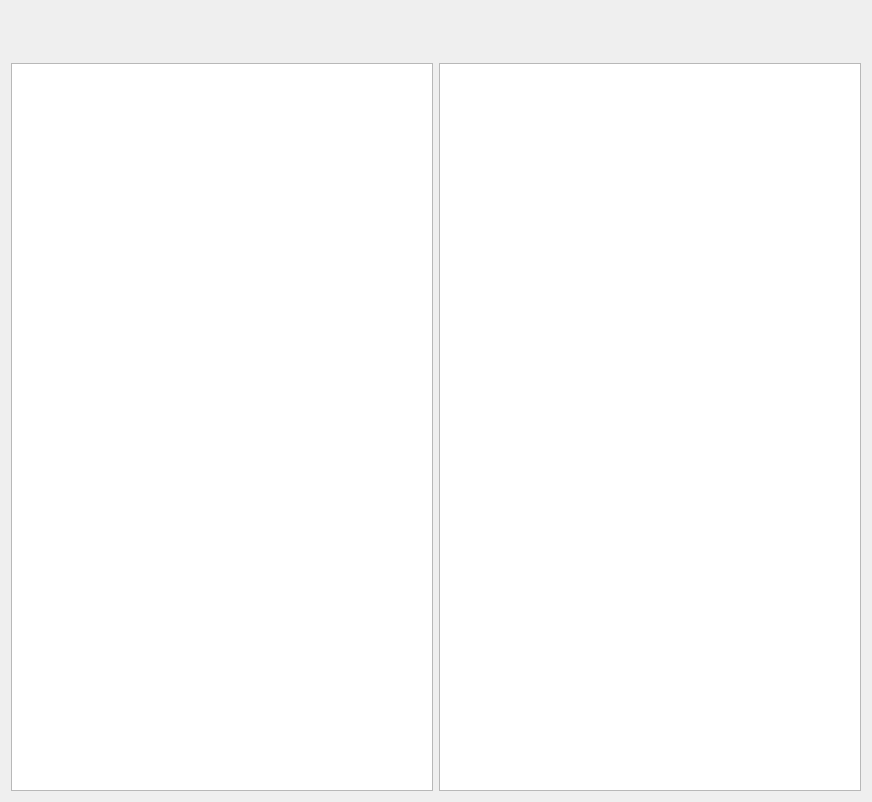
First picture: the form in election_gui/ConstituencyDrillDownWidget.ui, repository BrendanNolan/Election_Poll_App, before the edit.
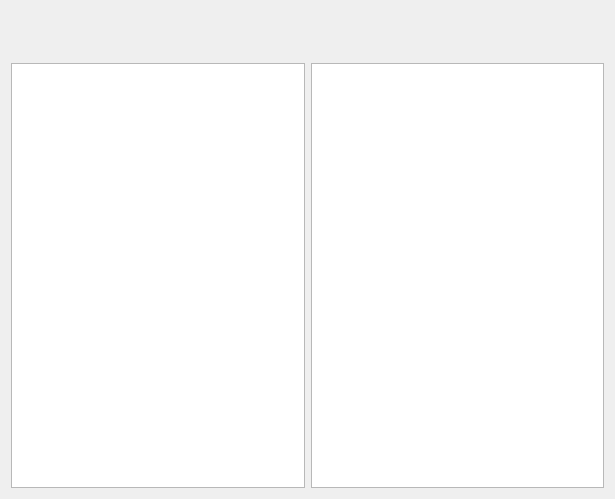
Second picture: the form after the edit. Custom widgets are drawn as their Qt base class.

Diff of the .ui file:
```diff
--- a/election_gui/ConstituencyDrillDownWidget.ui
+++ b/election_gui/ConstituencyDrillDownWidget.ui
@@ -6,8 +6,8 @@
    <rect>
     <x>0</x>
     <y>0</y>
-    <width>872</width>
-    <height>802</height>
+    <width>615</width>
+    <height>499</height>
    </rect>
   </property>
   <property name="windowTitle">
```
